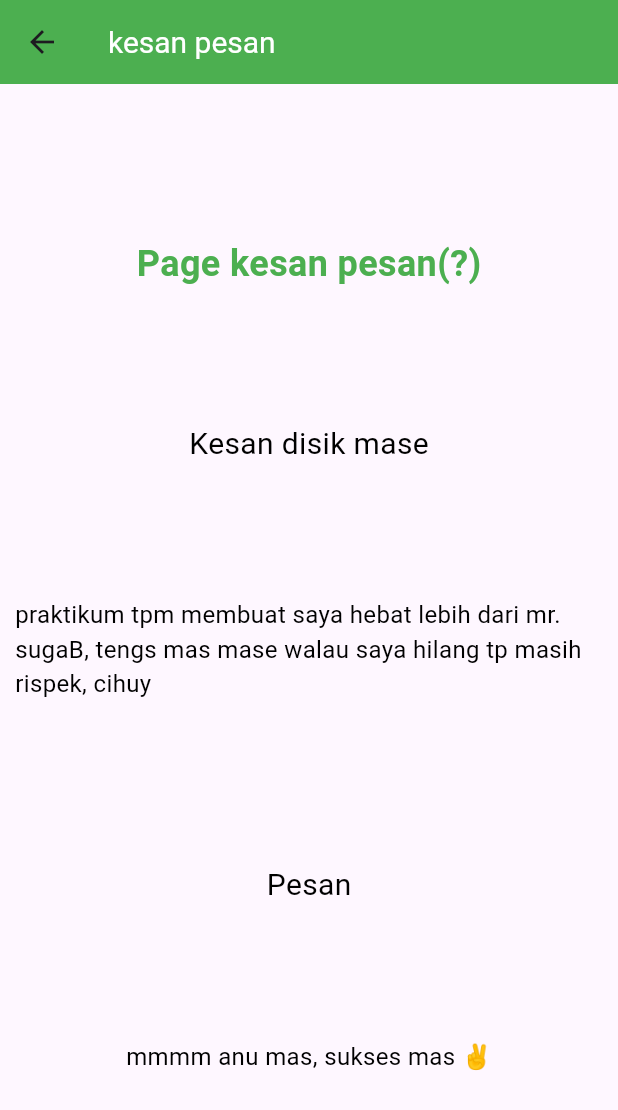
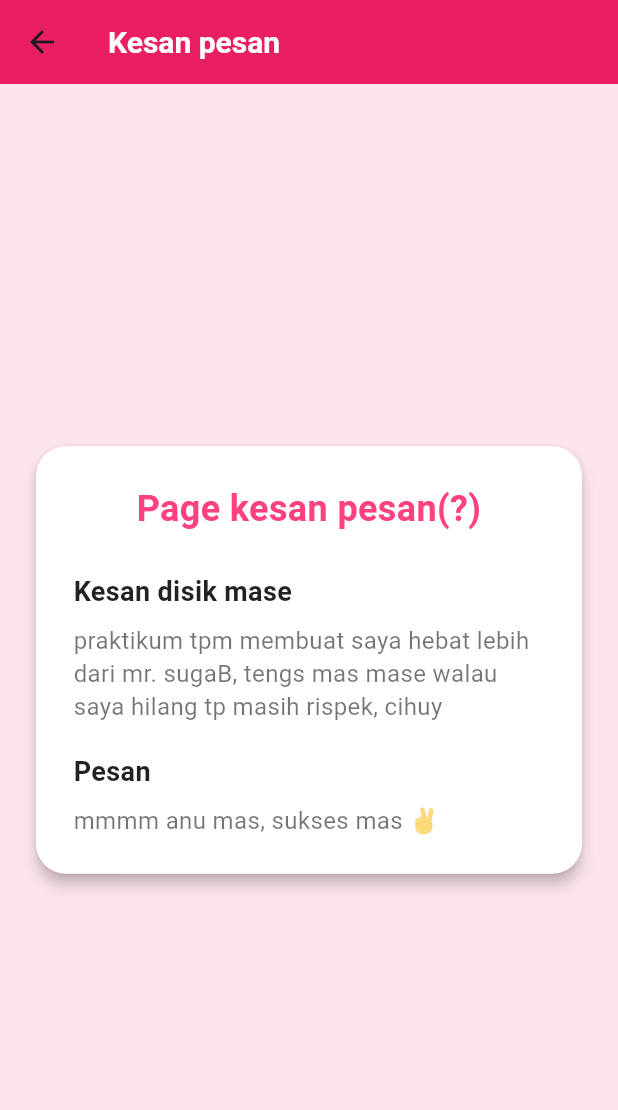
Before and after one commit to wdagda/responsi-123230209, a Flutter app: the hahayView screen opened directly, on a phone screen of 412 x 824 dp. Shown: the top 1110 px of the screen. Run offline on Flutter 3.47's test engine with Material 3 defaults, Android fonts, the phone set to English and light mode, and no system bars; our stand-ins replace get, hive, hive_flutter, shared_preferences; accounts and stored records are empty; network calls fail.

Commit message:
anu kurang

```diff
--- a/lib/controllers/favorite_controller.dart
+++ b/lib/controllers/favorite_controller.dart
@@ -34,7 +34,7 @@ class FavoriteController extends GetxController {
           "Favorite Removed",
           "$spell dihapus dari favorite",
 
-          backgroundColor: Colors.red,
+          backgroundColor: Colors.pink,
           colorText: Colors.white,
 
           snackPosition: SnackPosition.TOP,
@@ -56,7 +56,7 @@ class FavoriteController extends GetxController {
           "Favorite Added",
           "$spell ditambahkan ke favorite",
 
-          backgroundColor: Colors.green,
+          backgroundColor: Colors.pink,
           colorText: Colors.white,
 
           snackPosition: SnackPosition.TOP,
--- a/lib/controllers/login_controller.dart
+++ b/lib/controllers/login_controller.dart
@@ -17,7 +17,7 @@ class LoginController extends GetxController {
         "eum",
         "username minimal 5 karakter bub",
 
-        backgroundColor: Colors.red,
+        backgroundColor: Colors.pink,
         colorText: Colors.white,
 
         snackPosition: SnackPosition.BOTTOM,
@@ -37,7 +37,7 @@ class LoginController extends GetxController {
           "Login Success",
           "Berhasil login",
 
-          backgroundColor: Colors.green,
+          backgroundColor: Colors.pink,
           colorText: Colors.white,
 
           snackPosition: SnackPosition.BOTTOM,
@@ -55,7 +55,7 @@ class LoginController extends GetxController {
           "Login Failed",
           "Username / Password salah",
 
-          backgroundColor: Colors.red,
+          backgroundColor: Colors.pink,
           colorText: Colors.white,
 
           snackPosition: SnackPosition.BOTTOM,
--- a/lib/controllers/profile_controller.dart
+++ b/lib/controllers/profile_controller.dart
@@ -34,7 +34,7 @@ class ProfileController extends GetxController {
           "Profile Removed",
           "$house dihapus dari Profile",
 
-          backgroundColor: Colors.red,
+          backgroundColor: Colors.pink,
           colorText: Colors.white,
 
           snackPosition: SnackPosition.TOP,
@@ -59,7 +59,7 @@ class ProfileController extends GetxController {
           "Profile Added",
           "$house ditambahkan ke Profile",
 
-          backgroundColor: Colors.green,
+          backgroundColor: Colors.pink,
           colorText: Colors.white,
 
           snackPosition: SnackPosition.TOP,
--- a/lib/main.dart
+++ b/lib/main.dart
@@ -50,7 +50,7 @@ class MyApp extends StatelessWidget {
 
       title: 'Harry Potter App',
 
-      theme: ThemeData(primarySwatch: Colors.blue),
+      theme: ThemeData(primarySwatch: Colors.pink),
 
       home: isLogin ? HomePage() : LoginView(),
     );
--- a/lib/views/hahay_view.dart
+++ b/lib/views/hahay_view.dart
@@ -8,52 +8,87 @@ class hahayView extends StatelessWidget {
     return Scaffold(
       appBar: AppBar(
         titleTextStyle: const TextStyle(color: Colors.white, fontSize: 20),
-        backgroundColor: Colors.green,
+        backgroundColor: Colors.pink,
         elevation: 0,
         title: Column(
           crossAxisAlignment: CrossAxisAlignment.start,
-          children: [Text("kesan pesan  ")],
+          children: [
+            Text(
+              'Kesan pesan',
+              style: const TextStyle(
+                color: Colors.white,
+                fontWeight: FontWeight.bold,
               ),
             ),
+          ],
+        ),
+      ),
+      backgroundColor: Colors.pink[50],
       body: Center(
+        child: SingleChildScrollView(
           child: Padding(
-          padding: const EdgeInsets.symmetric(horizontal: 10),
+            padding: const EdgeInsets.all(20.0),
+            child: Card(
+              color: Colors.white,
+              elevation: 4,
+              shape: RoundedRectangleBorder(
+                borderRadius: BorderRadius.circular(20),
+              ),
+              child: Padding(
+                padding: const EdgeInsets.all(25.0),
                 child: Column(
-            mainAxisAlignment: MainAxisAlignment.spaceEvenly,
+                  mainAxisSize: MainAxisSize.min,
+                  crossAxisAlignment: CrossAxisAlignment.stretch,
                   children: [
-              const SizedBox(height: 20),
-
                     const Text(
                       "Page kesan pesan(?)",
                       style: TextStyle(
                         fontSize: 24,
                         fontWeight: FontWeight.bold,
-                  color: Colors.green,
+                        color: Colors.pinkAccent,
                       ),
-              ),
-              const SizedBox(height: 5),
-              const Text(
-                "Kesan disik mase",
-                style: TextStyle(fontSize: 20, color: Colors.black),
-                textAlign: TextAlign.start,
-              ),
-              const SizedBox(height: 5),
-              const Text(
-                "praktikum tpm membuat saya hebat lebih dari mr. sugaB, tengs mas mase walau saya hilang tp masih rispek, cihuy",
-                style: TextStyle(fontSize: 16, color: Colors.black),
+                      textAlign: TextAlign.center,
                     ),
                     const SizedBox(height: 25),
                     const Text(
+                      "Kesan disik mase",
+                      style: TextStyle(
+                        fontSize: 18,
+                        fontWeight: FontWeight.bold,
+                        color: Colors.black87,
+                      ),
+                    ),
+                    const SizedBox(height: 8),
+                    const Text(
+                      "praktikum tpm membuat saya hebat lebih dari mr. sugaB, tengs mas mase walau saya hilang tp masih rispek, cihuy",
+                      style: TextStyle(
+                        fontSize: 16,
+                        color: Colors.black54,
+                        height: 1.4,
+                      ),
+                    ),
+                    const SizedBox(height: 20),
+                    const Text(
                       "Pesan",
-                style: TextStyle(fontSize: 20, color: Colors.black),
+                      style: TextStyle(
+                        fontSize: 18,
+                        fontWeight: FontWeight.bold,
+                        color: Colors.black87,
                       ),
-              const SizedBox(height: 5),
+                    ),
+                    const SizedBox(height: 8),
                     const Text(
                       "mmmm anu mas, sukses mas ✌️",
-                style: TextStyle(fontSize: 16, color: Colors.black),
+                      style: TextStyle(
+                        fontSize: 16,
+                        color: Colors.black54,
+                        height: 1.4,
                       ),
-              const SizedBox(height: 25),
+                    ),
                   ],
+                ),
+              ),
+            ),
           ),
         ),
       ),
```
Also changed, not shown: lib/views/favorite_spells_view.dart (+5 -5 lines), lib/views/homepage_view.dart (+4 -4 lines), lib/views/house_view.dart (+6 -6 lines), lib/views/login_view.dart (+5 -5 lines), lib/views/profile_view.dart (+12 -22 lines), lib/views/spells_view.dart (+7 -9 lines). Lines whose indentation alone changed are shown as unchanged.
